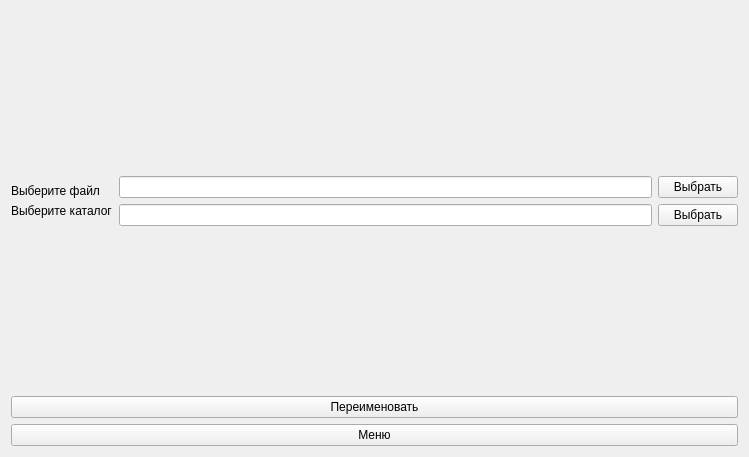
Above: renamewidget.ui from Dm1tryS1/BookHelper before the change. Below: the same form after it.
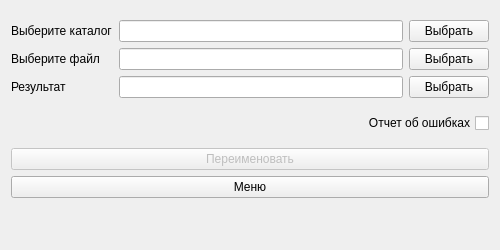
That is the form after the change.

Diff of the .ui file:
```diff
--- a/renamewidget.ui
+++ b/renamewidget.ui
@@ -6,8 +6,8 @@
    <rect>
     <x>0</x>
     <y>0</y>
-    <width>749</width>
-    <height>457</height>
+    <width>500</width>
+    <height>250</height>
    </rect>
   </property>
   <property name="windowTitle">
@@ -15,143 +15,91 @@
   </property>
   <layout class="QVBoxLayout" name="verticalLayout_6">
    <item>
-    <layout class="QHBoxLayout" name="horizontalLayout_4">
-     <item>
-      <layout class="QVBoxLayout" name="verticalLayout_4">
-       <item>
-        <spacer name="verticalSpacer">
-         <property name="orientation">
-          <enum>Qt::Vertical</enum>
-         </property>
-         <property name="sizeHint" stdset="0">
-          <size>
-           <width>10</width>
-           <height>10</height>
-          </size>
-         </property>
-        </spacer>
-       </item>
-       <item>
-        <widget class="QLabel" name="labelFile">
-         <property name="text">
-          <string>Выберите файл</string>
+    <layout class="QGridLayout" name="gridLayout">
+     <item row="1" column="1">
+      <widget class="QLineEdit" name="lineEdit_File">
+       <property name="readOnly">
+        <bool>true</bool>
          </property>
         </widget>
        </item>
-       <item>
+     <item row="0" column="0">
         <widget class="QLabel" name="labelDirectory">
          <property name="text">
           <string>Выберите каталог</string>
          </property>
         </widget>
        </item>
-       <item>
-        <spacer name="verticalSpacer_2">
-         <property name="orientation">
-          <enum>Qt::Vertical</enum>
-         </property>
-         <property name="sizeHint" stdset="0">
-          <size>
-           <width>10</width>
-           <height>10</height>
-          </size>
-         </property>
-        </spacer>
-       </item>
-      </layout>
-     </item>
-     <item>
-      <layout class="QVBoxLayout" name="verticalLayout">
-       <item>
-        <spacer name="verticalSpacer_5">
-         <property name="orientation">
-          <enum>Qt::Vertical</enum>
-         </property>
-         <property name="sizeHint" stdset="0">
-          <size>
-           <width>10</width>
-           <height>10</height>
-          </size>
-         </property>
-        </spacer>
-       </item>
-       <item>
-        <widget class="QLineEdit" name="lineEdit_File">
-         <property name="readOnly">
-          <bool>true</bool>
+     <item row="0" column="2">
+      <widget class="QPushButton" name="pb_Directory">
+       <property name="text">
+        <string>Выбрать</string>
          </property>
         </widget>
        </item>
-       <item>
+     <item row="0" column="1">
         <widget class="QLineEdit" name="lineEdit_Directory">
          <property name="readOnly">
           <bool>true</bool>
          </property>
         </widget>
        </item>
-       <item>
-        <spacer name="verticalSpacer_6">
-         <property name="orientation">
-          <enum>Qt::Vertical</enum>
-         </property>
-         <property name="sizeHint" stdset="0">
-          <size>
-           <width>10</width>
-           <height>10</height>
-          </size>
-         </property>
-        </spacer>
-       </item>
-      </layout>
-     </item>
-     <item>
-      <layout class="QVBoxLayout" name="verticalLayout_8">
-       <item>
-        <spacer name="verticalSpacer_4">
-         <property name="orientation">
-          <enum>Qt::Vertical</enum>
-         </property>
-         <property name="sizeHint" stdset="0">
-          <size>
-           <width>10</width>
-           <height>10</height>
-          </size>
-         </property>
-        </spacer>
-       </item>
-       <item>
+     <item row="1" column="2">
         <widget class="QPushButton" name="pb_File">
          <property name="text">
           <string>Выбрать</string>
          </property>
         </widget>
        </item>
-       <item>
-        <widget class="QPushButton" name="pb_Directory">
+     <item row="1" column="0">
+      <widget class="QLabel" name="labelFile">
+       <property name="text">
+        <string>Выберите файл</string>
+       </property>
+      </widget>
+     </item>
+     <item row="2" column="0">
+      <widget class="QLabel" name="labelResult">
+       <property name="text">
+        <string>Результат</string>
+       </property>
+      </widget>
+     </item>
+     <item row="2" column="1">
+      <widget class="QLineEdit" name="lineEdit_Result"/>
+     </item>
+     <item row="2" column="2">
+      <widget class="QPushButton" name="pb_Result">
          <property name="text">
           <string>Выбрать</string>
          </property>
         </widget>
        </item>
+    </layout>
+   </item>
        <item>
-        <spacer name="verticalSpacer_3">
-         <property name="orientation">
-          <enum>Qt::Vertical</enum>
-         </property>
-         <property name="sizeHint" stdset="0">
-          <size>
-           <width>10</width>
-           <height>10</height>
-          </size>
-         </property>
-        </spacer>
-       </item>
-      </layout>
-     </item>
-    </layout>
-   </item>
+    <widget class="QCheckBox" name="cb_Report">
+     <property name="layoutDirection">
+      <enum>Qt::RightToLeft</enum>
+     </property>
+     <property name="text">
+      <string>Отчет об ошибках</string>
+     </property>
+    </widget>
+   </item>
+   <item>
+    <layout class="QVBoxLayout" name="verticalLayout">
    <item>
     <widget class="QPushButton" name="pb_Rename">
+       <property name="enabled">
+        <bool>false</bool>
+       </property>
+       <property name="sizePolicy">
+        <sizepolicy hsizetype="Expanding" vsizetype="Fixed">
+         <horstretch>0</horstretch>
+         <verstretch>0</verstretch>
+        </sizepolicy>
+       </property>
      <property name="text">
       <string>Переименовать</string>
      </property>
@@ -159,8 +107,32 @@
    </item>
    <item>
     <widget class="QPushButton" name="pb_Close">
+       <property name="sizePolicy">
+        <sizepolicy hsizetype="Expanding" vsizetype="Fixed">
+         <horstretch>0</horstretch>
+         <verstretch>0</verstretch>
+        </sizepolicy>
+       </property>
      <property name="text">
       <string>Меню</string>
+       </property>
+      </widget>
+     </item>
+    </layout>
+   </item>
+   <item>
+    <widget class="QLabel" name="lableLoad">
+     <property name="sizePolicy">
+      <sizepolicy hsizetype="Fixed" vsizetype="Fixed">
+       <horstretch>0</horstretch>
+       <verstretch>0</verstretch>
+      </sizepolicy>
+     </property>
+     <property name="layoutDirection">
+      <enum>Qt::LeftToRight</enum>
+     </property>
+     <property name="text">
+      <string/>
      </property>
     </widget>
    </item>
```
Lines whose indentation alone changed are shown as unchanged.
